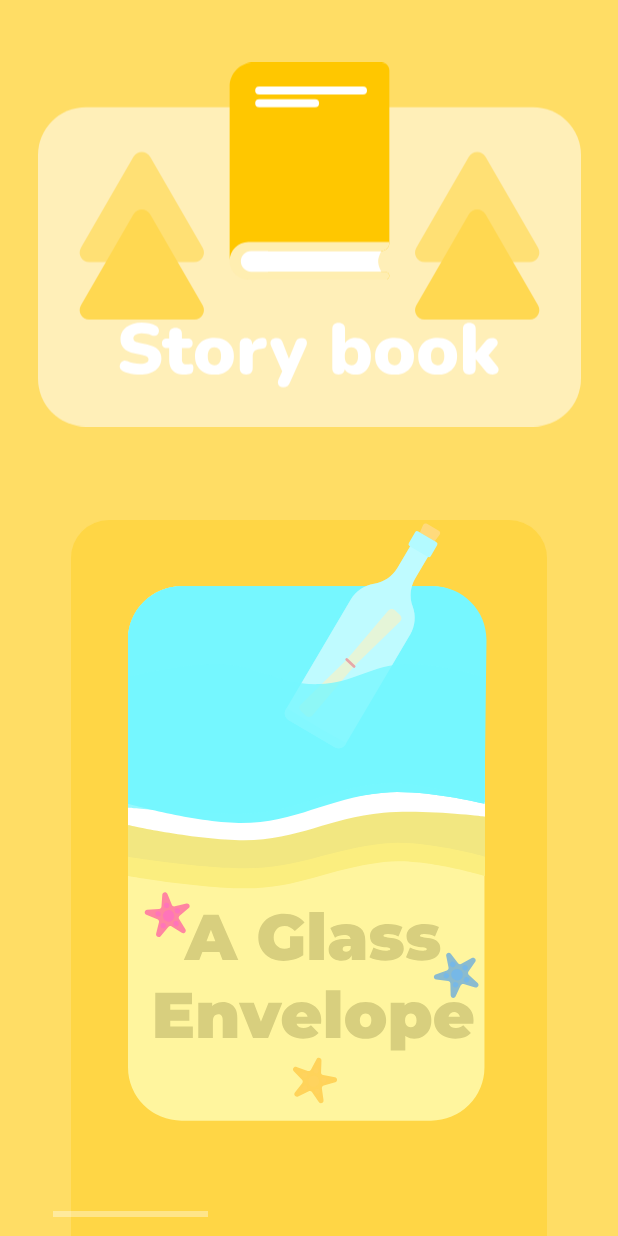
After one commit to barraIhsan/Sinlish, an Android app: the layout activity_story_menu.xml on its own in the app's theme, with its tools: preview values and no code run, on a phone screen of 412 x 824 dp. The commit adds this screen. Run offline under Robolectric (Android 15) with nearby library versions, the phone set to English and light mode, and no system bars.

Commit message:
refactor: move menus to its own package

```diff
--- /dev/null
+++ b/app/src/main/res/layout/activity_story_menu.xml
@@ -0,0 +1,83 @@
+<?xml version="1.0" encoding="utf-8"?>
+<androidx.constraintlayout.widget.ConstraintLayout xmlns:android="http://schemas.android.com/apk/res/android"
+    xmlns:app="http://schemas.android.com/apk/res-auto"
+    xmlns:tools="http://schemas.android.com/tools"
+    android:layout_width="match_parent"
+    android:layout_height="match_parent"
+    tools:context=".menus.story.StoryMenuScreen"
+    android:background="@color/yellow">
+
+    <ImageView
+        android:id="@+id/imageView5"
+        android:layout_width="362dp"
+        android:layout_height="246dp"
+        android:layout_marginTop="40dp"
+        android:src="@drawable/story_header"
+        app:layout_constraintEnd_toEndOf="parent"
+        app:layout_constraintHorizontal_bias="0.5"
+        app:layout_constraintStart_toStartOf="parent"
+        app:layout_constraintTop_toTopOf="parent" />
+
+    <ImageView
+        android:id="@+id/imageView6"
+        android:layout_width="317dp"
+        android:layout_height="519dp"
+        android:layout_marginTop="40dp"
+        android:src="@drawable/story_rectangle"
+        app:layout_constraintEnd_toEndOf="parent"
+        app:layout_constraintStart_toStartOf="parent"
+        app:layout_constraintTop_toBottomOf="@+id/imageView5" />
+
+    <HorizontalScrollView
+        android:layout_width="340dp"
+        android:layout_height="wrap_content"
+        android:layout_marginTop="4dp"
+        app:layout_constraintEnd_toEndOf="parent"
+        app:layout_constraintHorizontal_bias="0.49"
+        app:layout_constraintStart_toStartOf="parent"
+        app:layout_constraintTop_toBottomOf="@+id/imageView5">
+
+        <GridLayout
+            android:layout_width="match_parent"
+            android:layout_height="match_parent"
+            android:layout_gravity="start"
+            android:columnCount="3"
+            android:rowCount="1">
+
+            <ImageView
+                android:layout_width="wrap_content"
+                android:layout_height="wrap_content"
+                android:layout_margin="50dp"
+                android:src="@drawable/story_envelope"
+                app:layout_constraintBottom_toBottomOf="@+id/imageView6"
+                app:layout_constraintEnd_toEndOf="@+id/imageView6"
+                app:layout_constraintStart_toStartOf="@+id/imageView6"
+                app:layout_constraintTop_toTopOf="@+id/imageView6" />
+
+            <ImageView
+                android:layout_width="wrap_content"
+                android:layout_height="wrap_content"
+                android:layout_margin="50dp"
+                android:src="@drawable/story_newhouse"
+                app:layout_constraintBottom_toBottomOf="@+id/imageView6"
+                app:layout_constraintEnd_toEndOf="@+id/imageView6"
+                app:layout_constraintStart_toStartOf="@+id/imageView6"
+                app:layout_constraintTop_toTopOf="@+id/imageView6" />
+
+            <ImageView
+                android:layout_width="wrap_content"
+                android:layout_height="wrap_content"
+                android:layout_margin="50dp"
+                android:src="@drawable/story_wetnight"
+                app:layout_constraintBottom_toBottomOf="@+id/imageView6"
+                app:layout_constraintEnd_toEndOf="@+id/imageView6"
+                app:layout_constraintStart_toStartOf="@+id/imageView6"
+                app:layout_constraintTop_toTopOf="@+id/imageView6" />
+
+
+        </GridLayout>
+
+    </HorizontalScrollView>
+
+
+</androidx.constraintlayout.widget.ConstraintLayout>
```
Also changed, not shown: app/src/main/AndroidManifest.xml (+9 -0 lines), app/src/main/java/com/sinlish/HomeScreen.kt (+4 -6 lines), app/src/main/res/layout/activity_quiz_menu.xml (added, +9 -0 lines), app/src/main/res/layout/activity_vocab.xml (+0 -81 lines), app/src/main/res/layout/activity_vocab_menu.xml (added, +90 -0 lines).
